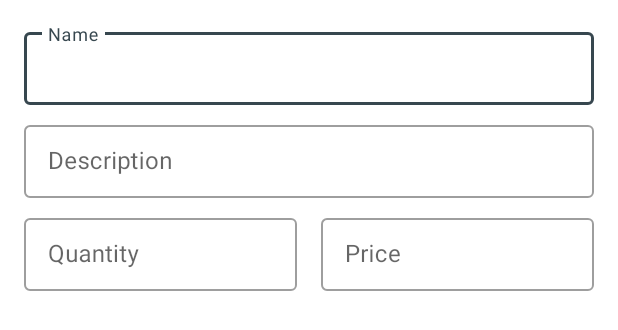
After one commit to Bikcodeh/Nilo-Partner, an Android app: the layout fragment_dialog_add.xml on its own in the app's theme, with its tools: preview values and no code run, on a phone screen of 412 x 824 dp. The commit adds this screen. Shown: the top 330 px of the screen. Run offline under Robolectric (Android 15) with nearby library versions, the phone set to English and light mode, and no system bars.

Commit message:
setup dialog fragment for insert products with firestore

```diff
--- a/app/src/main/res/layout/activity_main.xml
+++ b/app/src/main/res/layout/activity_main.xml
@@ -54,8 +54,8 @@
         android:id="@+id/fabCreate"
         android:layout_width="wrap_content"
         android:layout_height="wrap_content"
-        android:layout_marginEnd="@dimen/common_padding_margin"
-        android:layout_marginBottom="@dimen/common_padding_margin"
+        android:layout_marginEnd="@dimen/common_padding_default"
+        android:layout_marginBottom="@dimen/common_padding_default"
         android:visibility="gone"
         android:text="@string/create_product"
         app:layout_constraintBottom_toBottomOf="parent"
--- /dev/null
+++ b/app/src/main/res/layout/fragment_dialog_add.xml
@@ -0,0 +1,93 @@
+<?xml version="1.0" encoding="utf-8"?>
+<androidx.constraintlayout.widget.ConstraintLayout xmlns:android="http://schemas.android.com/apk/res/android"
+    android:layout_width="match_parent"
+    android:layout_height="match_parent"
+    xmlns:app="http://schemas.android.com/apk/res-auto"
+    android:padding="@dimen/common_padding_default">
+
+    <androidx.constraintlayout.widget.Guideline
+        android:id="@+id/guidelineMiddle"
+        android:layout_width="wrap_content"
+        android:layout_height="wrap_content"
+        android:orientation="vertical"
+        app:layout_constraintGuide_percent="0.5" />
+
+    <com.google.android.material.textfield.TextInputLayout
+        android:id="@+id/tilName"
+        android:layout_width="0dp"
+        android:layout_height="wrap_content"
+        android:hint="@string/hint_name"
+        app:layout_constraintStart_toStartOf="parent"
+        app:layout_constraintEnd_toEndOf="parent"
+        app:layout_constraintTop_toTopOf="parent"
+        style="@style/Widget.MaterialComponents.TextInputLayout.OutlinedBox.Dense">
+
+        <com.google.android.material.textfield.TextInputEditText
+            android:id="@+id/tieName"
+            android:layout_width="match_parent"
+            android:layout_height="wrap_content"
+            android:inputType="textNoSuggestions" />
+
+    </com.google.android.material.textfield.TextInputLayout>
+
+    <com.google.android.material.textfield.TextInputLayout
+        android:id="@+id/tilDescription"
+        android:layout_width="0dp"
+        android:layout_height="wrap_content"
+        android:hint="@string/hint_description"
+        android:layout_marginTop="@dimen/common_padding_min"
+        app:layout_constraintStart_toStartOf="parent"
+        app:layout_constraintEnd_toEndOf="parent"
+        app:layout_constraintTop_toBottomOf="@id/tilName"
+        style="@style/Widget.MaterialComponents.TextInputLayout.OutlinedBox.Dense">
+
+        <com.google.android.material.textfield.TextInputEditText
+            android:id="@+id/tieDescription"
+            android:layout_width="match_parent"
+            android:layout_height="wrap_content"
+            android:inputType="textNoSuggestions|textMultiLine" />
+
+    </com.google.android.material.textfield.TextInputLayout>
+
+    <com.google.android.material.textfield.TextInputLayout
+        android:id="@+id/tilQuantity"
+        android:layout_width="0dp"
+        android:layout_height="wrap_content"
+        android:hint="@string/hint_quantity"
+        android:layout_marginEnd="@dimen/common_padding_min"
+        android:layout_marginTop="@dimen/common_padding_min"
+        app:layout_constraintStart_toStartOf="parent"
+        app:layout_constraintTop_toBottomOf="@id/tilDescription"
+        app:layout_constraintEnd_toStartOf="@+id/guidelineMiddle"
+        style="@style/Widget.MaterialComponents.TextInputLayout.OutlinedBox.Dense">
+
+        <com.google.android.material.textfield.TextInputEditText
+            android:id="@+id/tieQuantity"
+            android:layout_width="match_parent"
+            android:layout_height="wrap_content"
+            android:inputType="number" />
+
+    </com.google.android.material.textfield.TextInputLayout>
+
+    <com.google.android.material.textfield.TextInputLayout
+        android:id="@+id/tilPrice"
+        android:layout_width="0dp"
+        android:layout_height="wrap_content"
+        android:hint="@string/hint_price"
+        android:layout_marginTop="@dimen/common_padding_min"
+        android:layout_marginStart="@dimen/common_padding_min"
+        app:prefixText="$"
+        app:layout_constraintEnd_toEndOf="parent"
+        app:layout_constraintTop_toBottomOf="@id/tilDescription"
+        app:layout_constraintStart_toEndOf="@id/guidelineMiddle"
+        style="@style/Widget.MaterialComponents.TextInputLayout.OutlinedBox.Dense">
+
+        <com.google.android.material.textfield.TextInputEditText
+            android:id="@+id/tiePrice"
+            android:layout_width="match_parent"
+            android:layout_height="wrap_content"
+            android:inputType="numberDecimal" />
+
+    </com.google.android.material.textfield.TextInputLayout>
+
+</androidx.constraintlayout.widget.ConstraintLayout>
--- a/app/src/main/res/layout/item_product.xml
+++ b/app/src/main/res/layout/item_product.xml
@@ -4,7 +4,7 @@
     android:layout_height="wrap_content"
     xmlns:app="http://schemas.android.com/apk/res-auto"
     xmlns:tools="http://schemas.android.com/tools"
-    android:layout_margin="@dimen/common_padding_margin">
+    android:layout_margin="@dimen/common_padding_default">
 
     <androidx.constraintlayout.widget.ConstraintLayout
         android:layout_width="wrap_content"
--- a/app/src/main/res/values/dimens.xml
+++ b/app/src/main/res/values/dimens.xml
@@ -1,6 +1,6 @@
 <?xml version="1.0" encoding="utf-8"?>
 <resources>
-    <dimen name="common_padding_margin">16dp</dimen>
+    <dimen name="common_padding_default">16dp</dimen>
     <dimen name="product_img_width">148dp</dimen>
     <dimen name="product_img_height">8dp</dimen>
     <dimen name="common_padding_min">8dp</dimen>
--- a/app/src/main/res/values/strings.xml
+++ b/app/src/main/res/values/strings.xml
@@ -2,4 +2,13 @@
     <string name="app_name">Nilo partner</string>
     <string name="create_product">Create</string>
     <string name="loading">Loading</string>
+    <string name="hint_name">Name</string>
+    <string name="hint_description">Description</string>
+    <string name="hint_quantity">Quantity</string>
+    <string name="hint_price">Price</string>
+    <string name="add_product">Add product</string>
+    <string name="add">Add</string>
+    <string name="cancel">Cancel</string>
+    <string name="product_added">Product added!</string>
+    <string name="insert_error">An error has ocurred inserting</string>
 </resources>
```
Also changed, not shown: app/src/main/java/com/bikcode/nilopartner/presentation/ui/activity/MainActivity.kt (+19 -4 lines), app/src/main/java/com/bikcode/nilopartner/presentation/ui/dialog/AddDialogFragment.kt (added, +86 -0 lines), app/src/main/java/com/bikcode/nilopartner/presentation/util/Extension.kt (added, +13 -0 lines).
